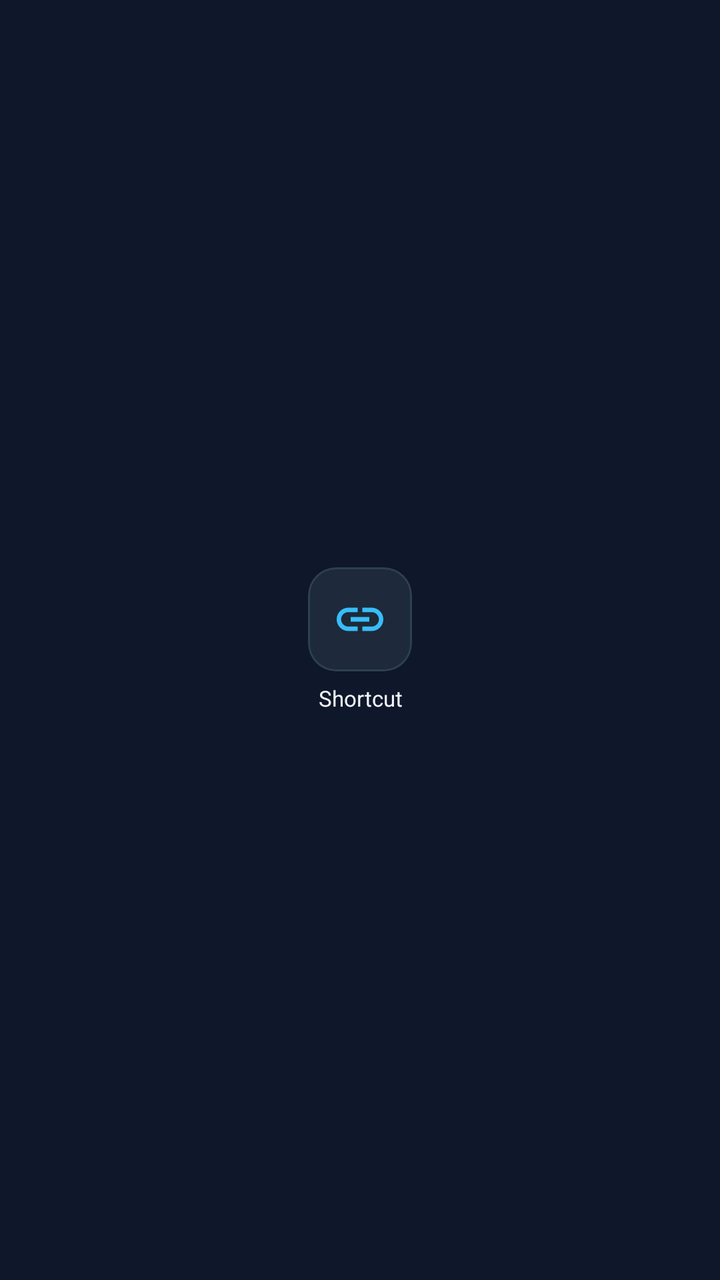
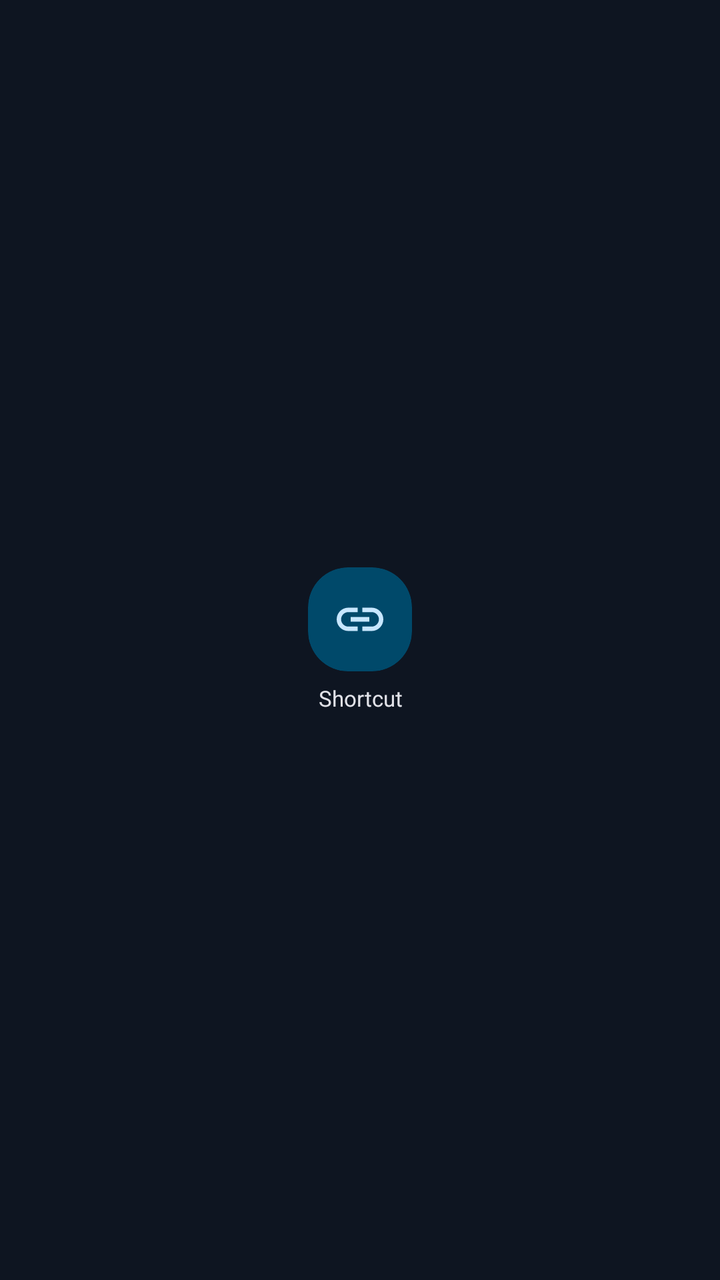

Screens rendered from an Android XML layout before and after an edit, with the pre-edit source and the edit as a unified diff.
<!-- AndroidManifest.xml: application theme Theme.Xmd -->
<!-- res/layout/item_bookmark_tile.xml -->
<?xml version="1.0" encoding="utf-8"?>
<LinearLayout xmlns:android="http://schemas.android.com/apk/res/android"
    xmlns:app="http://schemas.android.com/apk/res-auto"
    android:layout_width="match_parent"
    android:layout_height="wrap_content"
    android:orientation="vertical"
    android:gravity="center"
    android:padding="8dp"
    android:background="?attr/selectableItemBackground">

    <com.google.android.material.card.MaterialCardView
        android:layout_width="52dp"
        android:layout_height="52dp"
        app:cardBackgroundColor="@color/ff_surface"
        app:cardCornerRadius="14dp"
        app:cardElevation="0dp"
        app:strokeColor="@color/ff_divider"
        app:strokeWidth="1dp">

        <ImageView
            android:id="@+id/tileFavicon"
            android:layout_width="match_parent"
            android:layout_height="match_parent"
            android:padding="12dp"
            android:src="@drawable/ic_link"
            android:tint="@color/ff_accent"
            android:scaleType="fitCenter"
            android:contentDescription="@null" />
    </com.google.android.material.card.MaterialCardView>

    <TextView
        android:id="@+id/tileTitle"
        android:layout_width="64dp"
        android:layout_height="wrap_content"
        android:layout_marginTop="6dp"
        android:text="@string/label_bookmark_placeholder"
        android:textColor="@color/ff_text"
        android:textSize="11sp"
        android:maxLines="1"
        android:ellipsize="end"
        android:gravity="center" />

</LinearLayout>
<!-- resources referenced by this layout -->
<resources>
  <color name="ff_accent">#38BDF8</color>
  <color name="ff_divider">#2D3F53</color>
  <color name="ff_surface">#1E293B</color>
  <color name="ff_text">#F1F5F9</color>
  <style name="Theme.Xmd" parent="Theme.MaterialComponents.DayNight.NoActionBar">
          <item name="colorPrimary">@color/ff_accent</item>
          <item name="colorPrimaryDark">@color/ff_bg</item>
          <item name="colorAccent">@color/ff_accent</item>
          <item name="android:windowBackground">@color/ff_bg</item>
          <item name="android:statusBarColor">@color/ff_bg</item>
      </style>
  <color name="ff_bg">#0F172A</color>
  <!-- unchanged entries left out for length: 2 -->
</resources>

<!-- the commit's change to res/layout/item_bookmark_tile.xml (unified diff, before → after) -->
@@ -11,11 +11,10 @@
     <com.google.android.material.card.MaterialCardView
         android:layout_width="52dp"
         android:layout_height="52dp"
-        app:cardBackgroundColor="@color/ff_surface"
-        app:cardCornerRadius="14dp"
+        app:cardBackgroundColor="@color/m3_primary_container"
+        app:shapeAppearance="@style/ShapeAppearance.Xmd.Medium"
         app:cardElevation="0dp"
-        app:strokeColor="@color/ff_divider"
-        app:strokeWidth="1dp">
+        app:strokeWidth="0dp">
 
         <ImageView
             android:id="@+id/tileFavicon"
@@ -23,7 +22,7 @@
             android:layout_height="match_parent"
             android:padding="12dp"
             android:src="@drawable/ic_link"
-            android:tint="@color/ff_accent"
+            android:tint="@color/m3_on_primary_container"
             android:scaleType="fitCenter"
             android:contentDescription="@null" />
     </com.google.android.material.card.MaterialCardView>
@@ -34,7 +33,7 @@
         android:layout_height="wrap_content"
         android:layout_marginTop="6dp"
         android:text="@string/label_bookmark_placeholder"
-        android:textColor="@color/ff_text"
+        android:textColor="@color/m3_on_surface"
         android:textSize="11sp"
         android:maxLines="1"
         android:ellipsize="end"
<!-- resource entries referenced after the edit -->
@@ -1,17 +1,221 @@
 <!-- resources referenced by this layout -->
 <resources>
-  <color name="ff_accent">#38BDF8</color>
-  <color name="ff_divider">#2D3F53</color>
-  <color name="ff_surface">#1E293B</color>
-  <color name="ff_text">#F1F5F9</color>
-  <style name="Theme.Xmd" parent="Theme.MaterialComponents.DayNight.NoActionBar">
-          <item name="colorPrimary">@color/ff_accent</item>
-          <item name="colorPrimaryDark">@color/ff_bg</item>
-          <item name="colorAccent">@color/ff_accent</item>
-          <item name="android:windowBackground">@color/ff_bg</item>
-          <item name="android:statusBarColor">@color/ff_bg</item>
-      </style>
-  <color name="ff_bg">#0F172A</color>
+  <color name="m3_on_primary_container">#C7E7FF</color>
+  <color name="m3_on_surface">#E1E2E8</color>
+  <color name="m3_primary_container">#00496A</color>
+  <style name="ShapeAppearance.Xmd.Medium" parent="ShapeAppearance.Material3.Corner.Medium">
+          <item name="cornerFamily">rounded</item>
+          <item name="cornerSize">20dp</item>
+      </style>
+  <style name="Theme.Xmd" parent="Theme.Material3.Dark.NoActionBar">
+          
+          <item name="colorPrimary">@color/m3_primary</item>
+          <item name="colorOnPrimary">@color/m3_on_primary</item>
+          <item name="colorPrimaryContainer">@color/m3_primary_container</item>
+          <item name="colorOnPrimaryContainer">@color/m3_on_primary_container</item>
+  
+          <item name="colorSecondary">@color/m3_secondary</item>
+          <item name="colorOnSecondary">@color/m3_on_secondary</item>
+          <item name="colorSecondaryContainer">@color/m3_secondary_container</item>
+          <item name="colorOnSecondaryContainer">@color/m3_on_secondary_container</item>
+  
+          <item name="colorTertiary">@color/m3_tertiary</item>
+          <item name="colorOnTertiary">@color/m3_on_tertiary</item>
+          <item name="colorTertiaryContainer">@color/m3_tertiary_container</item>
+          <item name="colorOnTertiaryContainer">@color/m3_on_tertiary_container</item>
+  
+          <item name="colorError">@color/m3_error</item>
+          <item name="colorOnError">@color/m3_on_error</item>
+          <item name="colorErrorContainer">@color/m3_error_container</item>
+          <item name="colorOnErrorContainer">@color/m3_on_error_container</item>
+  
+          <item name="android:colorBackground">@color/m3_background</item>
+          <item name="colorOnBackground">@color/m3_on_background</item>
+          <item name="colorSurface">@color/m3_surface</item>
+          <item name="colorOnSurface">@color/m3_on_surface</item>
+          <item name="colorSurfaceDim">@color/m3_surface_dim</item>
+          <item name="colorSurfaceBright">@color/m3_surface_bright</item>
+          <item name="colorSurfaceContainerLowest">@color/m3_surface_container_lowest</item>
+          <item name="colorSurfaceContainerLow">@color/m3_surface_container_low</item>
+          <item name="colorSurfaceContainer">@color/m3_surface_container</item>
+          <item name="colorSurfaceContainerHigh">@color/m3_surface_container_high</item>
+          <item name="colorSurfaceContainerHighest">@color/m3_surface_container_highest</item>
+          <item name="colorOnSurfaceVariant">@color/m3_on_surface_variant</item>
+          <item name="colorOutline">@color/m3_outline</item>
+          <item name="colorOutlineVariant">@color/m3_outline_variant</item>
+  
+          <item name="colorSurfaceVariant">@color/m3_surface_container_high</item>
+          <item name="colorSurfaceInverse">@color/m3_inverse_surface</item>
+          <item name="colorOnSurfaceInverse">@color/m3_inverse_on_surface</item>
+          <item name="colorPrimaryInverse">@color/m3_inverse_primary</item>
+  
+          
+          <item name="colorPrimaryDark">@color/m3_background</item>
+          <item name="colorAccent">@color/m3_primary</item>
+          <item name="android:windowBackground">@color/m3_background</item>
+          <item name="android:statusBarColor">@color/m3_background</item>
+          <item name="android:navigationBarColor">@color/m3_background</item>
+          <item name="android:windowLightStatusBar">false</item>
+  
+          
+          <item name="shapeAppearanceCornerExtraSmall">@style/ShapeAppearance.Xmd.ExtraSmall</item>
+          <item name="shapeAppearanceCornerSmall">@style/ShapeAppearance.Xmd.Small</item>
+          <item name="shapeAppearanceCornerMedium">@style/ShapeAppearance.Xmd.Medium</item>
+          <item name="shapeAppearanceCornerLarge">@style/ShapeAppearance.Xmd.Large</item>
+          <item name="shapeAppearanceCornerExtraLarge">@style/ShapeAppearance.Xmd.ExtraLarge</item>
+  
+          
+          <item name="textAppearanceTitleLarge">@style/TextAppearance.Xmd.TitleLarge</item>
+          <item name="textAppearanceTitleMedium">@style/TextAppearance.Xmd.TitleMedium</item>
+          <item name="textAppearanceLabelLarge">@style/TextAppearance.Xmd.LabelLarge</item>
+  
+          
+          <item name="materialButtonStyle">@style/Widget.Xmd.Button</item>
+          <item name="materialButtonOutlinedStyle">@style/Widget.Xmd.Button.Outlined</item>
+          <item name="borderlessButtonStyle">@style/Widget.Xmd.Button.Text</item>
+          <item name="materialCardViewStyle">@style/Widget.Xmd.CardView</item>
+          <item name="chipStyle">@style/Widget.Xmd.Chip</item>
+          <item name="bottomNavigationStyle">@style/Widget.Xmd.BottomNavigationView</item>
+          <item name="floatingActionButtonStyle">@style/Widget.Xmd.FloatingActionButton</item>
+          <item name="toolbarStyle">@style/Widget.Xmd.Toolbar</item>
+          <item name="materialAlertDialogTheme">@style/ThemeOverlay.Xmd.AlertDialog</item>
+          <item name="textInputStyle">@style/Widget.Xmd.TextInputLayout</item>
+          <item name="linearProgressIndicatorStyle">@style/Widget.Xmd.ProgressIndicator</item>
+          <item name="switchStyle">@style/Widget.Xmd.Switch</item>
+          <item name="materialSwitchStyle">@style/Widget.Xmd.Switch</item>
+      </style>
+  <color name="m3_primary">#7CD4FF</color>
+  <color name="m3_on_primary">#00344A</color>
+  <color name="m3_secondary">#B7CAD6</color>
+  <color name="m3_on_secondary">#22323C</color>
+  <color name="m3_secondary_container">#3A4953</color>
+  <color name="m3_on_secondary_container">#D3E5F2</color>
+  <color name="m3_tertiary">#FFB4A0</color>
+  <color name="m3_on_tertiary">#5C1900</color>
+  <color name="m3_tertiary_container">#7D2C0F</color>
+  <color name="m3_on_tertiary_container">#FFDBCF</color>
+  <color name="m3_error">#FFB4AB</color>
+  <color name="m3_on_error">#690005</color>
+  <color name="m3_error_container">#93000A</color>
+  <color name="m3_on_error_container">#FFDAD6</color>
+  <color name="m3_background">#0E1521</color>
+  <color name="m3_on_background">#E1E2E8</color>
+  <color name="m3_surface">#0E1521</color>
+  <color name="m3_surface_dim">#0E1521</color>
+  <color name="m3_surface_bright">#343B47</color>
+  <color name="m3_surface_container_lowest">#090E17</color>
+  <color name="m3_surface_container_low">#161D2A</color>
+  <color name="m3_surface_container">#1A2230</color>
+  <color name="m3_surface_container_high">#25303F</color>
+  <color name="m3_surface_container_highest">#303B4A</color>
+  <color name="m3_on_surface_variant">#C1C8D6</color>
+  <color name="m3_outline">#8B93A3</color>
+  <color name="m3_outline_variant">#414A5A</color>
+  <color name="m3_inverse_surface">#E1E2E8</color>
+  <color name="m3_inverse_on_surface">#1A2230</color>
+  <color name="m3_inverse_primary">#00658F</color>
+  <style name="ShapeAppearance.Xmd.ExtraSmall" parent="ShapeAppearance.Material3.Corner.ExtraSmall">
+          <item name="cornerFamily">rounded</item>
+          <item name="cornerSize">10dp</item>
+      </style>
+  <style name="ShapeAppearance.Xmd.Small" parent="ShapeAppearance.Material3.Corner.Small">
+          <item name="cornerFamily">rounded</item>
+          <item name="cornerSize">14dp</item>
+      </style>
+  <style name="ShapeAppearance.Xmd.Large" parent="ShapeAppearance.Material3.Corner.Large">
+          <item name="cornerFamily">rounded</item>
+          <item name="cornerSize">28dp</item>
+      </style>
+  <style name="ShapeAppearance.Xmd.ExtraLarge" parent="ShapeAppearance.Material3.Corner.ExtraLarge">
+          <item name="cornerFamily">rounded</item>
+          <item name="cornerSize">36dp</item>
+      </style>
+  <style name="TextAppearance.Xmd.TitleLarge" parent="TextAppearance.Material3.TitleLarge">
+          <item name="fontFamily">sans-serif-medium</item>
+          <item name="android:fontFamily">sans-serif-medium</item>
+          <item name="android:letterSpacing">0.0</item>
+      </style>
+  <style name="TextAppearance.Xmd.TitleMedium" parent="TextAppearance.Material3.TitleMedium">
+          <item name="fontFamily">sans-serif-medium</item>
+          <item name="android:fontFamily">sans-serif-medium</item>
+      </style>
+  <style name="TextAppearance.Xmd.LabelLarge" parent="TextAppearance.Material3.LabelLarge">
+          <item name="fontFamily">sans-serif-medium</item>
+          <item name="android:fontFamily">sans-serif-medium</item>
+          <item name="android:letterSpacing">0.02</item>
+      </style>
+  <style name="Widget.Xmd.Button" parent="Widget.Material3.Button">
+          <item name="shapeAppearance">@style/ShapeAppearance.Xmd.Full</item>
+          <item name="android:textAllCaps">false</item>
+          <item name="android:paddingStart">24dp</item>
+          <item name="android:paddingEnd">24dp</item>
+          <item name="android:letterSpacing">0.0</item>
+      </style>
+  <style name="Widget.Xmd.Button.Outlined" parent="Widget.Material3.Button.OutlinedButton">
+          <item name="shapeAppearance">@style/ShapeAppearance.Xmd.Full</item>
+          <item name="android:textAllCaps">false</item>
+          <item name="strokeColor">@color/m3_outline</item>
+          <item name="strokeWidth">1dp</item>
+      </style>
+  <style name="Widget.Xmd.Button.Text" parent="Widget.Material3.Button.TextButton">
+          <item name="shapeAppearance">@style/ShapeAppearance.Xmd.Full</item>
+          <item name="android:textAllCaps">false</item>
+      </style>
+  <style name="Widget.Xmd.CardView" parent="Widget.Material3.CardView.Outlined">
+          <item name="shapeAppearance">@style/ShapeAppearance.Xmd.Medium</item>
+          <item name="cardBackgroundColor">@color/m3_surface_container</item>
+          <item name="strokeColor">@color/m3_outline_variant</item>
+          <item name="strokeWidth">1dp</item>
+          <item name="cardElevation">0dp</item>
+      </style>
+  <style name="Widget.Xmd.Chip" parent="Widget.Material3.Chip.Assist">
+          <item name="shapeAppearance">@style/ShapeAppearance.Xmd.Full</item>
+          <item name="chipBackgroundColor">@color/m3_secondary_container</item>
+          <item name="android:textColor">@color/m3_on_secondary_container</item>
+      </style>
+  <style name="Widget.Xmd.BottomNavigationView" parent="Widget.Material3.BottomNavigationView">
+          <item name="android:background">@color/m3_surface_container_low</item>
+          <item name="itemIconTint">@color/bottom_nav_colors</item>
+          <item name="itemTextColor">@color/bottom_nav_colors</item>
+          <item name="itemActiveIndicatorStyle">@style/Widget.Xmd.BottomNavigationView.ActiveIndicator</item>
+          <item name="elevation">0dp</item>
+      </style>
+  <style name="Widget.Xmd.FloatingActionButton" parent="Widget.Material3.FloatingActionButton.Primary">
+          <item name="shapeAppearance">@style/ShapeAppearance.Xmd.Large</item>
+          <item name="backgroundTint">@color/m3_primary_container</item>
+          <item name="tint">@color/m3_on_primary_container</item>
+      </style>
+  <style name="Widget.Xmd.Toolbar" parent="Widget.Material3.Toolbar">
+          <item name="android:background">@color/m3_surface_container_low</item>
+          <item name="titleTextColor">@color/m3_on_surface</item>
+          <item name="titleTextAppearance">@style/TextAppearance.Xmd.TitleLarge</item>
+      </style>
+  <style name="ThemeOverlay.Xmd.AlertDialog" parent="ThemeOverlay.Material3.MaterialAlertDialog">
+          <item name="shapeAppearanceOverlay">@style/ShapeAppearance.Xmd.Large</item>
+          <item name="colorSurfaceContainerHigh">@color/m3_surface_container_high</item>
+      </style>
+  <style name="Widget.Xmd.TextInputLayout" parent="Widget.Material3.TextInputLayout.OutlinedBox">
+          <item name="shapeAppearance">@style/ShapeAppearance.Xmd.Medium</item>
+          <item name="boxStrokeColor">@color/m3_outline</item>
+          <item name="hintTextColor">@color/m3_on_surface_variant</item>
+      </style>
+  <style name="Widget.Xmd.ProgressIndicator" parent="Widget.Material3.LinearProgressIndicator">
+          <item name="trackColor">@color/m3_surface_container_high</item>
+          <item name="indicatorColor">@color/m3_primary</item>
+          <item name="trackCornerRadius">8dp</item>
+      </style>
+  <style name="Widget.Xmd.Switch" parent="Widget.Material3.CompoundButton.MaterialSwitch">
+          <item name="thumbTint">@color/m3_on_primary</item>
+          <item name="trackTint">@color/m3_primary</item>
+      </style>
+  <style name="ShapeAppearance.Xmd.Full" parent="ShapeAppearance.Material3.Corner.Full">
+          <item name="cornerFamily">rounded</item>
+          <item name="cornerSize">50%</item>
+      </style>
+  <style name="Widget.Xmd.BottomNavigationView.ActiveIndicator" parent="Widget.Material3.BottomNavigationView.ActiveIndicator">
+          <item name="android:color">@color/m3_primary_container</item>
+          <item name="shapeAppearance">@style/ShapeAppearance.Xmd.Full</item>
+      </style>
   <!-- unchanged entries left out for length: 2 -->
 </resources>
 
